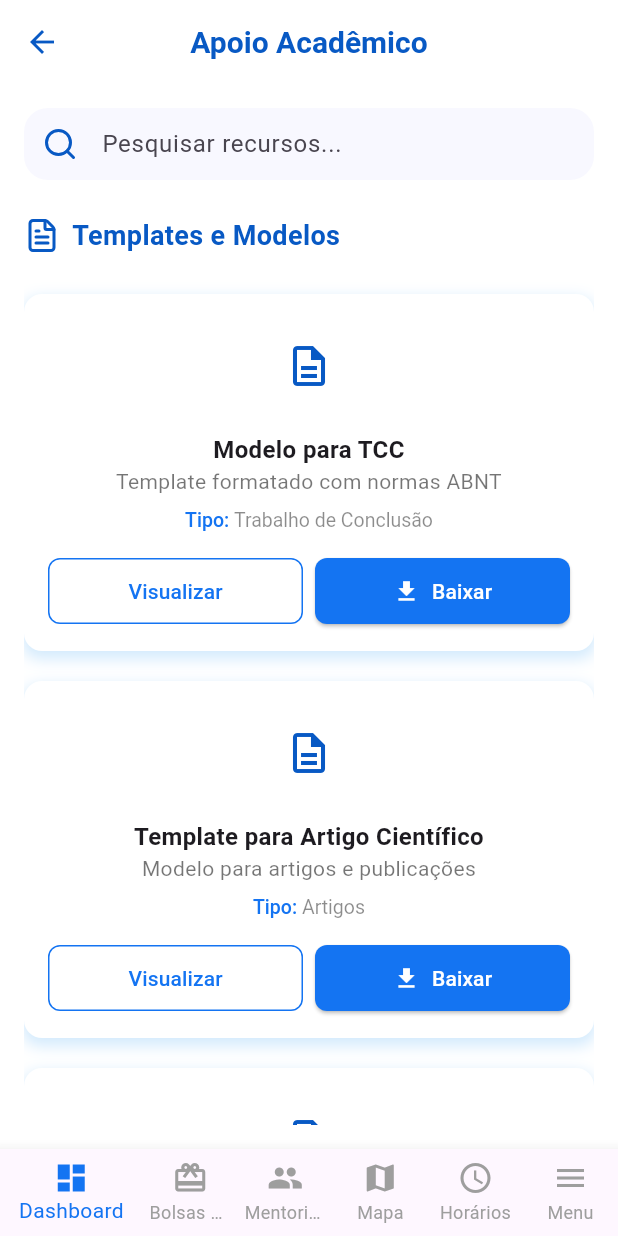
After one commit to joao-fcosta/uni_conecta, a Flutter app: the AcademicSupportScreen screen opened by its route, on a phone screen of 412 x 824 dp. The commit adds this screen. Run offline on Flutter 3.47's test engine with Material 3 defaults, Android fonts, the light colour scheme and no system bars; our stand-ins replace lucide_icons; network calls fail.

Commit message:
Criação da tela academic suport, card templet e rotas

```diff
--- a/lib/main.dart
+++ b/lib/main.dart
@@ -1,4 +1,5 @@
 import 'package:flutter/material.dart';
+import 'screens/academic_support_screen/academic_support_screen.dart';
 import 'screens/scholarship_screen/scholarship_screen.dart';
 import 'screens/home_screen/home_screen.dart';
 import 'screens/map_screen/map_screen.dart';
@@ -6,6 +7,7 @@ import 'screens/mentoring_screen/mentoring_screen.dart';
 import 'screens/schedule_screen/schedule_screen.dart';
 import 'screens/regulations_screen/regulations_screen.dart';
 import 'screens/userprofile_screen/userprofile_screen.dart';
+
 
 void main() {
   runApp(const MyApp());
@@ -27,6 +29,7 @@ class MyApp extends StatelessWidget {
         '/schedule': (context) => const ScheduleScreen(),
         '/regulations': (context) => const RegulationsScreen(),
         '/userprofile': (context) => const UserProfileScreen(),
+        '/academic_support': (context) => const AcademicSupportScreen(),
       },
     );
   }
--- /dev/null
+++ b/lib/screens/academic_support_screen/academic_support_screen.dart
@@ -0,0 +1,121 @@
+import 'package:flutter/material.dart';
+import 'package:lucide_icons/lucide_icons.dart';
+import '../../colors.dart';
+import '../../widgets/bottom_navigation.dart';
+import '../../widgets/template_card.dart';
+
+class AcademicSupportScreen extends StatelessWidget {
+  const AcademicSupportScreen({super.key});
+
+  final List<TemplateItem> templates = const [
+    TemplateItem(
+      title: 'Modelo para TCC',
+      description: 'Template formatado com normas ABNT',
+      tag: 'Trabalho de Conclusão',
+      downloads: 1250,
+    ),
+    TemplateItem(
+      title: 'Template para Artigo Científico',
+      description: 'Modelo para artigos e publicações',
+      tag: 'Artigos',
+      downloads: 980,
+    ),
+    TemplateItem(
+      title: 'Modelo de Relatório de Estágio',
+      description: 'Estrutura para relatórios de estágio',
+      tag: 'Estágios',
+      downloads: 756,
+    ),
+    TemplateItem(
+      title: 'Template para Apresentações',
+      description: 'Slides com identidade visual da universidade',
+      tag: 'Apresentações',
+      downloads: 1134,
+    ),
+  ];
+
+  @override
+  Widget build(BuildContext context) {
+    return Scaffold(
+      backgroundColor: Colors.white,
+      bottomNavigationBar: const BottomNavigation(),
+      appBar: AppBar(
+        backgroundColor: Colors.white,
+        elevation: 0,
+        centerTitle: true,
+        title: const Text(
+          'Apoio Acadêmico',
+          style: TextStyle(
+            fontWeight: FontWeight.bold,
+            fontSize: 20,
+            color: purpleDark, // da sua paleta
+          ),
+        ),
+        iconTheme: const IconThemeData(color: purpleDark),
+      ),
+      body: Padding(
+        padding: const EdgeInsets.all(16),
+        child: Column(
+          children: [
+            // Campo de pesquisa
+            TextField(
+              decoration: InputDecoration(
+                prefixIcon: const Icon(LucideIcons.search, color: purpleDark),
+                hintText: 'Pesquisar recursos...',
+                filled: true,
+                fillColor: const Color(0xFFF8F8FF),
+                contentPadding:
+                const EdgeInsets.symmetric(vertical: 12, horizontal: 16),
+                border: OutlineInputBorder(
+                  borderRadius: BorderRadius.circular(16),
+                  borderSide: BorderSide.none,
+                ),
+              ),
+              style: const TextStyle(color: purpleDark),
+            ),
+            const SizedBox(height: 24),
+            Row(
+              children: const [
+                Icon(LucideIcons.fileText, color: purpleDark),
+                SizedBox(width: 8),
+                Text(
+                  'Templates e Modelos',
+                  style: TextStyle(
+                    fontWeight: FontWeight.bold,
+                    fontSize: 18,
+                    color: purpleDark,
+
+                  ),
+                ),
+              ],
+            ),
+            const SizedBox(height: 16),
+            Expanded(
+              child: ListView.builder(
+                itemCount: templates.length,
+                itemBuilder: (context, index) {
+                  final template = templates[index];
+                  return TemplateCard(template: template, backgroundColor: Colors.white,);
+                },
+              ),
+            ),
+          ],
+        ),
+      ),
+    );
+  }
+}
+
+class TemplateItem {
+  final String title;
+  final String description;
+  final String tag;
+  final int downloads;
+
+  const TemplateItem({
+    required this.title,
+    required this.description,
+    required this.tag,
+    required this.downloads,
+  });
+}
--- a/lib/screens/home_screen/home_screen.dart
+++ b/lib/screens/home_screen/home_screen.dart
@@ -92,6 +92,9 @@ class HomeScreen extends StatelessWidget {
                           icon: Icons.description,
                           label: 'Trabalhos',
                           bgColor: Color(0xFFFFDCDC),
+                          onTap: () {
+                            Navigator.pushNamed(context, '/academic_support');
+                          },
                         ),
                       ],
                     ),
--- a/lib/widgets/menu_modal.dart
+++ b/lib/widgets/menu_modal.dart
@@ -42,7 +42,7 @@ class MenuModal extends StatelessWidget {
               MenuItem(icon: Icons.map, label: 'Mapa', onTap: () => _navigate(context, '/map')),
               MenuItem(icon: Icons.schedule, label: 'Horários', onTap: () => _navigate(context, '/schedule')),
               MenuItem(icon: Icons.menu_book, label: 'Regulamentos', onTap: () => _navigate(context, '/regulations')),
-              MenuItem(icon: Icons.work, label: 'Trabalhos'),
+              MenuItem(icon: Icons.work, label: 'Trabalhos', onTap: () => _navigate(context, '/academic_support')),
               MenuItem(icon: Icons.notifications, label: 'Notificações'),
               MenuItem(icon: Icons.person, label: 'Perfil', onTap: () => _navigate(context, '/userprofile')),
             ],
--- /dev/null
+++ b/lib/widgets/template_card.dart
@@ -0,0 +1,128 @@
+import 'package:flutter/material.dart';
+import '../colors.dart';
+import '../screens/academic_support_screen/academic_support_screen.dart';
+
+class TemplateCard extends StatelessWidget {
+  final TemplateItem template;
+  final Color backgroundColor;
+
+  const TemplateCard({
+    super.key,
+    required this.template,
+    this.backgroundColor = purpleLight, // valor padrão
+  });
+
+  @override
+  Widget build(BuildContext context) {
+    return Container(
+      margin: const EdgeInsets.symmetric(vertical: 10),
+      padding: const EdgeInsets.all(16),
+      decoration: BoxDecoration(
+        color: backgroundColor,
+        borderRadius: BorderRadius.circular(12),
+        boxShadow: [
+          BoxShadow(
+            color: Colors.blue.withOpacity(0.2),
+            spreadRadius: 1,
+            blurRadius: 8,
+            offset: const Offset(0, 4),
+          ),
+        ],
+      ),
+      child: Column(
+        crossAxisAlignment: CrossAxisAlignment.center,
+        children: [
+          Container(
+            height: 64,
+            width: 64,
+            decoration: BoxDecoration(
+              color: Colors.white,
+              borderRadius: BorderRadius.circular(12),
+            ),
+            child: const Icon(
+              Icons.description_outlined,
+              size: 32,
+              color: purpleDark,
+            ),
+          ),
+          const SizedBox(height: 12),
+          Text(
+            template.title,
+            textAlign: TextAlign.center,
+            style: const TextStyle(
+              fontSize: 16,
+              fontWeight: FontWeight.bold,
+            ),
+          ),
+          Text(
+            template.description,
+            textAlign: TextAlign.center,
+            style: const TextStyle(
+              fontSize: 14,
+              color: Colors.black54,
+            ),
+          ),
+          const SizedBox(height: 8),
+          RichText(
+            text: TextSpan(
+              text: 'Tipo: ',
+              style: const TextStyle(
+                color: purple,
+                fontWeight: FontWeight.w500,
+                fontSize: 13,
+              ),
+              children: [
+                TextSpan(
+                  text: template.tag,
+                  style: const TextStyle(
+                    color: Colors.black45,
+                    fontWeight: FontWeight.normal,
+                  ),
+                ),
+              ],
+            ),
+          ),
+          const SizedBox(height: 16),
+          Row(
+            children: [
+              Expanded(
+                child: OutlinedButton(
+                  onPressed: () {
+                    // ação de visualizar
+                  },
+                  style: OutlinedButton.styleFrom(
+                    foregroundColor: purple,
+                    side: const BorderSide(color: purple),
+                    shape: RoundedRectangleBorder(
+                      borderRadius: BorderRadius.circular(8),
+                    ),
+                    padding: const EdgeInsets.symmetric(vertical: 12),
+                  ),
+                  child: const Text('Visualizar'),
+                ),
+              ),
+              const SizedBox(width: 8),
+              Expanded(
+                child: ElevatedButton.icon(
+                  onPressed: () {
+                    // ação de download
+                  },
+                  icon: const Icon(Icons.download, size: 18),
+                  label: const Text('Baixar'),
+                  style: ElevatedButton.styleFrom(
+                    backgroundColor: purple,
+                    foregroundColor: Colors.white,
+                    shape: RoundedRectangleBorder(
+                      borderRadius: BorderRadius.circular(8),
+                    ),
+                    padding: const EdgeInsets.symmetric(vertical: 12),
+                  ),
+                ),
+              ),
+            ],
+          ),
+        ],
+      ),
+    );
+  }
+}
```
